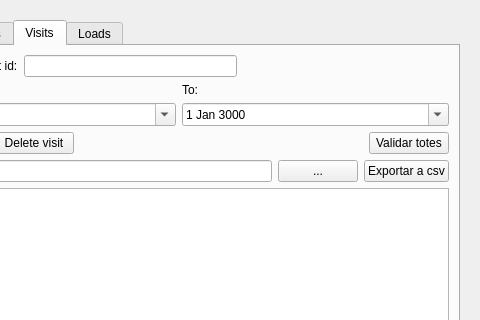
The window that ui/add_lot.ui (Giswater/giswater_qgis_plugin) describes before a commit, drawn with Qt 5; both pictures show x 123 to 603 and y 0 to 320 of the 603 by 660 pixel window.
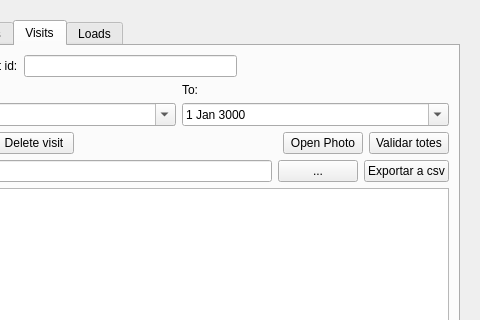
The same window after the commit. The open tabs and pages were chosen to show the change. Icons and pictures are not drawn.

Commit message: Enhancement: Add button open photo on tab visit for lots

The edit to the form file:
```diff
--- a/ui/add_lot.ui
+++ b/ui/add_lot.ui
@@ -965,6 +965,13 @@
               </property>
              </spacer>
             </item>
+            <item>
+             <widget class="QPushButton" name="btn_open_photo">
+              <property name="text">
+               <string>Open Photo</string>
+              </property>
+             </widget>
+            </item>
             <item>
              <widget class="QPushButton" name="btn_validate_all">
               <property name="text">
```
The commit also changes 1 other file.
